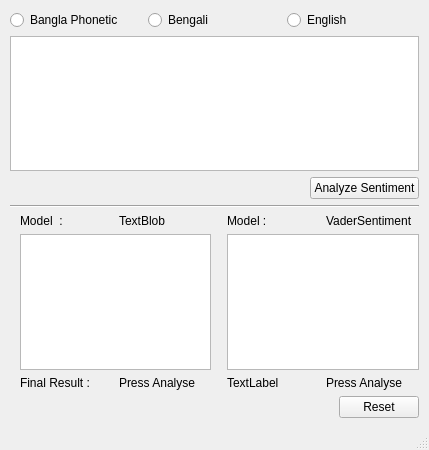
rahatzamancse/Bangla-or-Banglish-or-English-Sentiment-Analysis-with-English-translation, file UI/MainWindow.ui: the form before one commit.
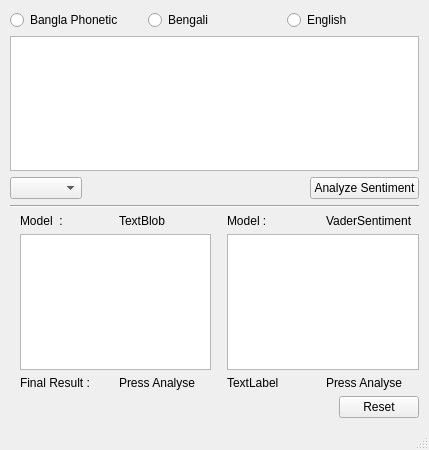
The form after the commit.

What changed in the file:
```diff
--- a/UI/MainWindow.ui
+++ b/UI/MainWindow.ui
@@ -57,6 +57,9 @@
     </item>
     <item>
      <layout class="QHBoxLayout" name="horizontalLayout_6">
+      <item>
+       <widget class="QComboBox" name="language"/>
+      </item>
       <item>
        <spacer name="horizontalSpacer">
         <property name="orientation">
```
